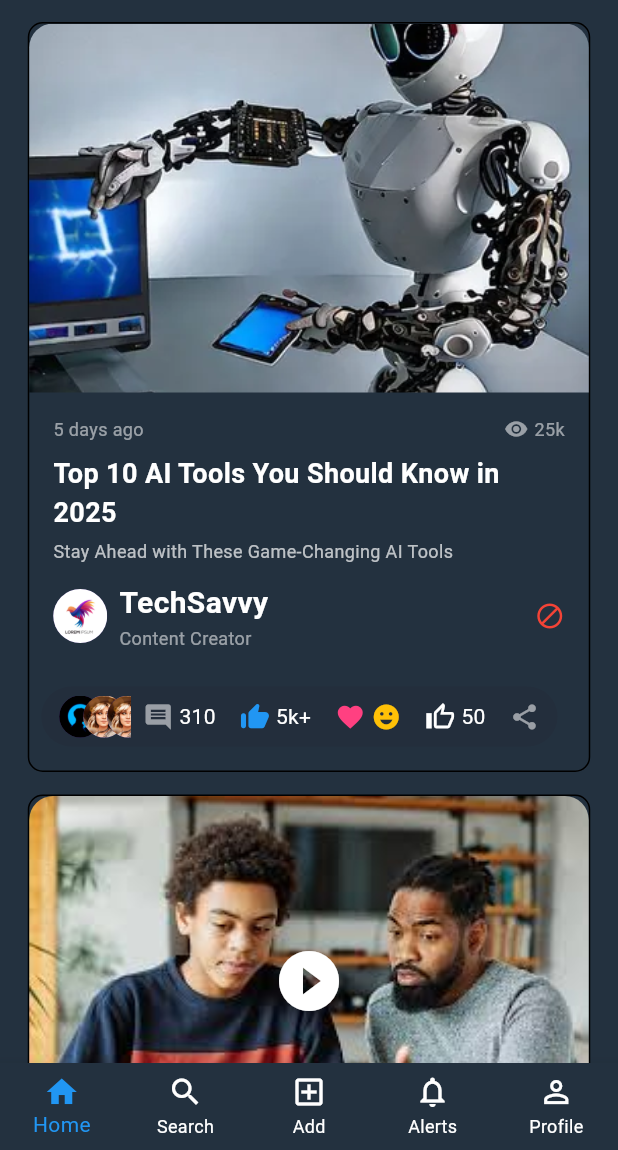
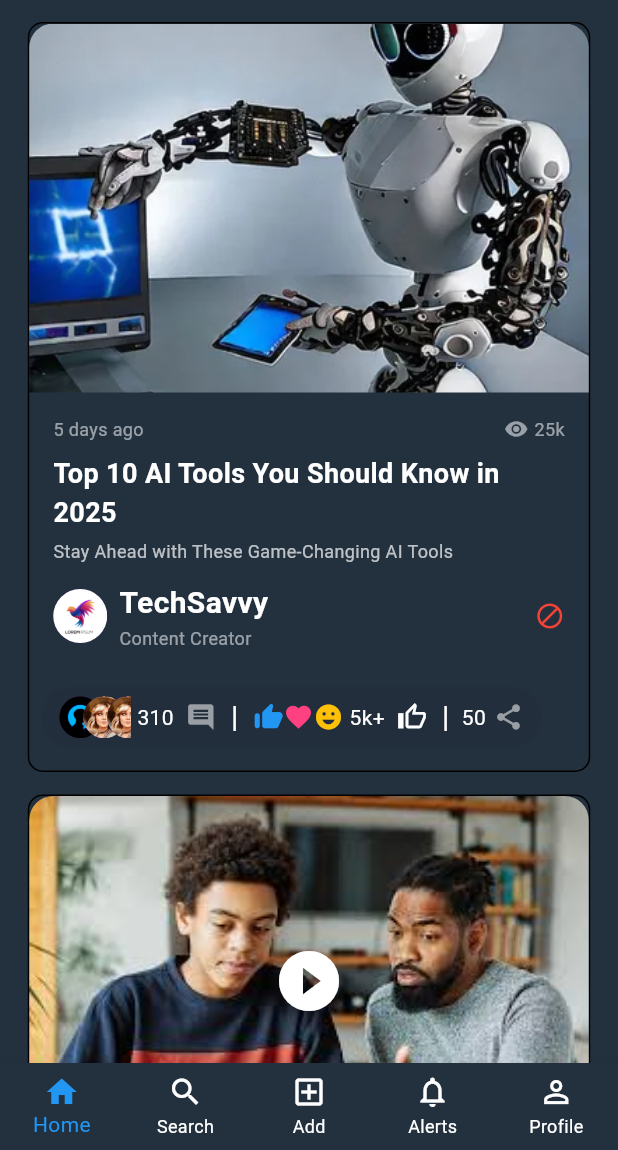
Before and after one commit to rajni2002491/BlueCs, a Flutter app: the screen it shows after launch, scrolled down 576 dp, on a phone screen of 412 x 824 dp, the part 86-1236 px from its top. Run offline on Flutter 3.47's test engine with Material 3 defaults, Android fonts, the phone set to English and light mode, and no system bars.

Commit message:
fic tapbar color and imoges spaces

```diff
--- a/lib/home_page.dart
+++ b/lib/home_page.dart
@@ -18,8 +18,8 @@ class HomePage extends StatelessWidget {
         title: Row(
           children: [
             const SizedBox(width: 8),
-            Container(
-              width: 238,
+            Expanded(
+              child: Container(
                 height: 40,
                 decoration: BoxDecoration(
                   color: const Color(0xFF232E3C),
@@ -41,6 +41,7 @@ class HomePage extends StatelessWidget {
                       ),
                     ),
                   ],
+                ),
               ),
             ),
           ],
--- a/lib/widgets.dart
+++ b/lib/widgets.dart
@@ -401,23 +401,25 @@ class ActionBar extends StatelessWidget {
                   ],
                 ),
               ),
+              const SizedBox(width: 4),
+              Text('310', style: TextStyle(color: Colors.white)),
               const SizedBox(width: 8),
               Icon(Icons.comment, color: Colors.white54, size: 20),
-              const SizedBox(width: 4),
-              Text('310', style: TextStyle(color: Colors.white)),
-              const SizedBox(width: 16),
+              const SizedBox(width: 10),
+              Text("|", style: TextStyle(color: Colors.white, fontSize: 20)),
+              const SizedBox(width: 10),
               Icon(Icons.thumb_up_alt_rounded, color: Colors.blue, size: 20),
+              Icon(Icons.favorite, color: Colors.pinkAccent, size: 20),
+              Icon(Icons.emoji_emotions, color: Colors.amber, size: 20),
               const SizedBox(width: 4),
               Text('5k+', style: TextStyle(color: Colors.white)),
-              const SizedBox(width: 16),
-              Icon(Icons.favorite, color: Colors.pinkAccent, size: 20),
-              const SizedBox(width: 4),
-              Icon(Icons.emoji_emotions, color: Colors.amber, size: 20),
-              const SizedBox(width: 16),
+              const SizedBox(width: 8),
               Icon(Icons.thumb_up_alt_outlined, color: Colors.white, size: 20),
-              const SizedBox(width: 4),
+              const SizedBox(width: 10),
+              Text("|", style: TextStyle(color: Colors.white, fontSize: 20)),
+              const SizedBox(width: 8),
               Text('50', style: TextStyle(color: Colors.white)),
-              const SizedBox(width: 16),
+              const SizedBox(width: 5),
               Icon(Icons.share, color: Colors.white54, size: 20),
             ],
           ),
@@ -440,7 +442,7 @@ class TopNavBar extends StatelessWidget {
             padding: const EdgeInsets.symmetric(horizontal: 24, vertical: 10),
             margin: const EdgeInsets.only(right: 8),
             decoration: BoxDecoration(
-              color: const Color(0xFF23313F),
+                 color: const Color(0xFF1C4955),
               borderRadius: BorderRadius.circular(50),
               border: Border.all(color: Color(0xFF00B2FF), width: 2),
             ),
```
Lines whose indentation alone changed are shown as unchanged.
